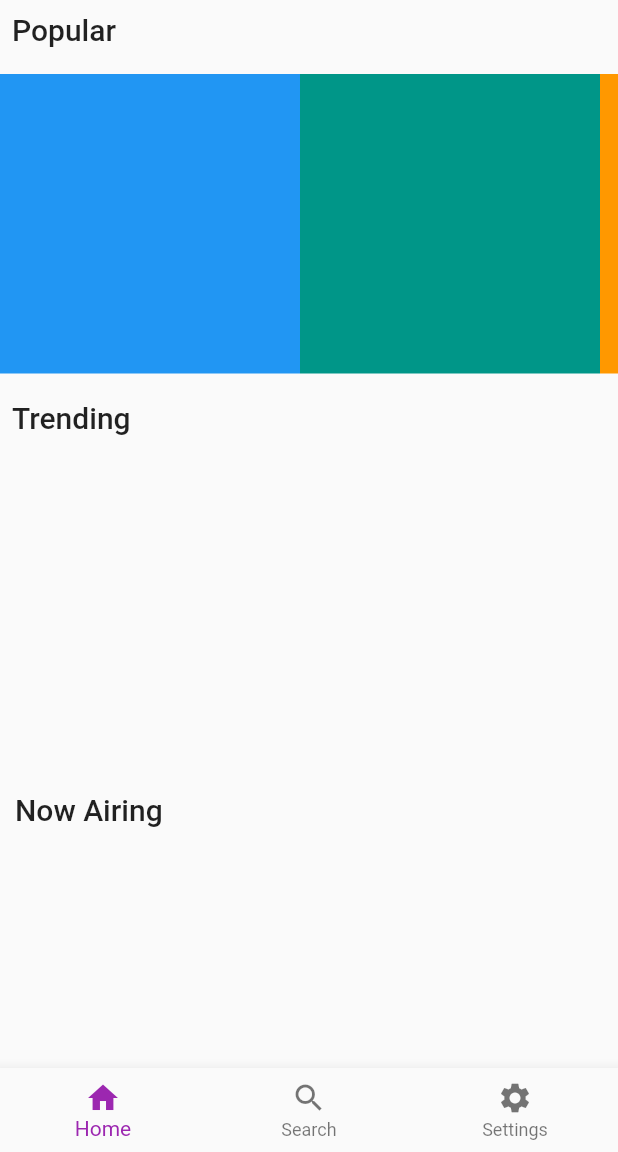
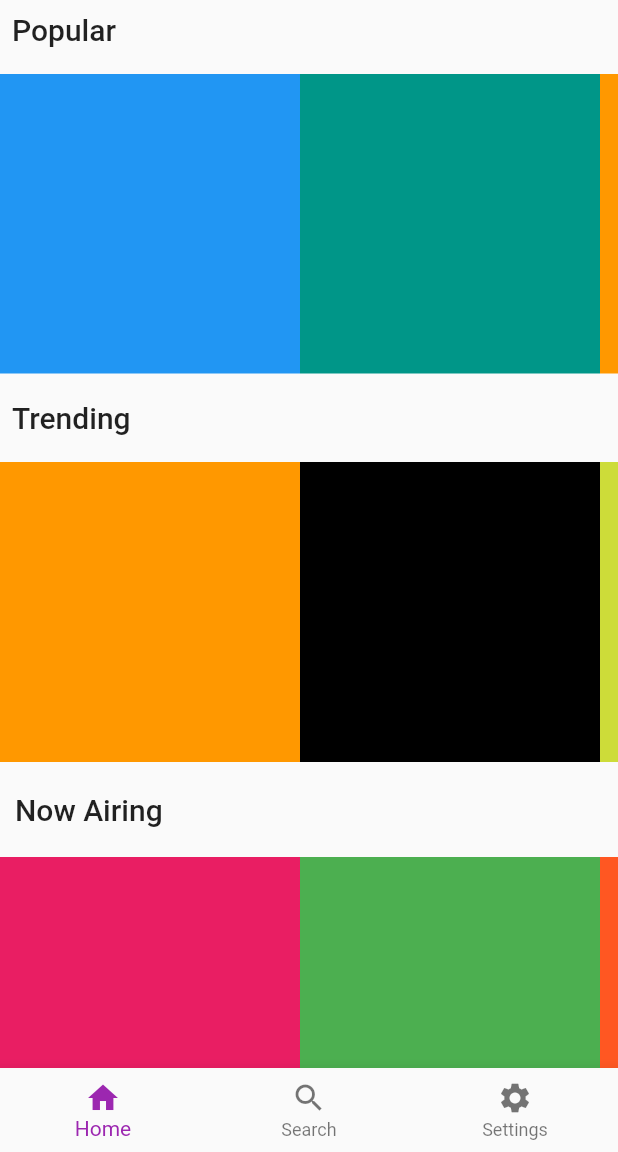
Before and after one commit to 9kimgu/jikanganai, a Flutter app: the screen it shows after launch, on a phone screen of 412 x 824 dp, the part 84-1236 px from its top. Run offline on Flutter 3.47's test engine with Material 2 defaults, Android fonts, the phone set to English and light mode, and no system bars; missing offline and left inert: jikan_dart.

Commit message:
filled in home screen

```diff
--- a/lib/homeView.dart
+++ b/lib/homeView.dart
@@ -18,8 +18,7 @@ class HomeWidget extends StatelessWidget {
   Widget build(BuildContext context) {
     return CustomScrollView(slivers: <Widget>[
       const SliverAppBar(
-        leading: Icon(Icons.live_tv
-        ),
+        leading: Icon(Icons.live_tv),
         pinned: false,
         expandedHeight: 40.0,
         flexibleSpace: FlexibleSpaceBar(
@@ -69,7 +68,29 @@ class HomeWidget extends StatelessWidget {
           Container(
               margin: EdgeInsets.symmetric(vertical: 10.0),
               height: 200.0,
+              child:
+                  ListView(scrollDirection: Axis.horizontal, children: <Widget>[
+                Container(
+                  width: 200.0,
+                  color: Colors.orange,
                 ),
+                Container(
+                  width: 200.0,
+                  color: Colors.black,
+                ),
+                Container(
+                  width: 200.0,
+                  color: Colors.lime,
+                ),
+                Container(
+                  width: 200.0,
+                  color: Colors.lightBlue,
+                ),
+                Container(
+                  width: 200.0,
+                  color: Colors.grey,
+                ),
+              ])),
           Padding(
               padding: EdgeInsets.all(10.0),
               child: Text(
@@ -79,7 +100,29 @@ class HomeWidget extends StatelessWidget {
           Container(
               margin: EdgeInsets.symmetric(vertical: 10.0),
               height: 200.0,
+              child:
+                  ListView(scrollDirection: Axis.horizontal, children: <Widget>[
+                Container(
+                  width: 200.0,
+                  color: Colors.pink,
                 ),
+                Container(
+                  width: 200.0,
+                  color: Colors.green,
+                ),
+                Container(
+                  width: 200.0,
+                  color: Colors.deepOrange,
+                ),
+                Container(
+                  width: 200.0,
+                  color: Colors.yellow,
+                ),
+                Container(
+                  width: 200.0,
+                  color: Colors.white,
+                ),
+              ])),
         ]),
       )
     ]);
```
Lines whose indentation alone changed are shown as unchanged.
